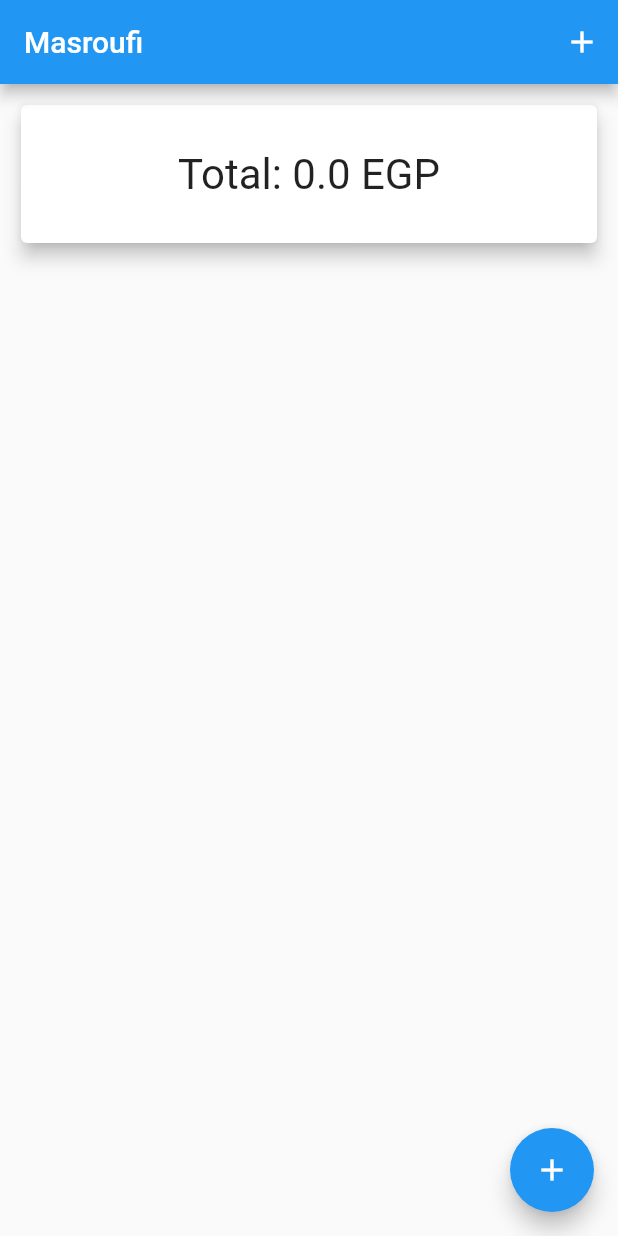
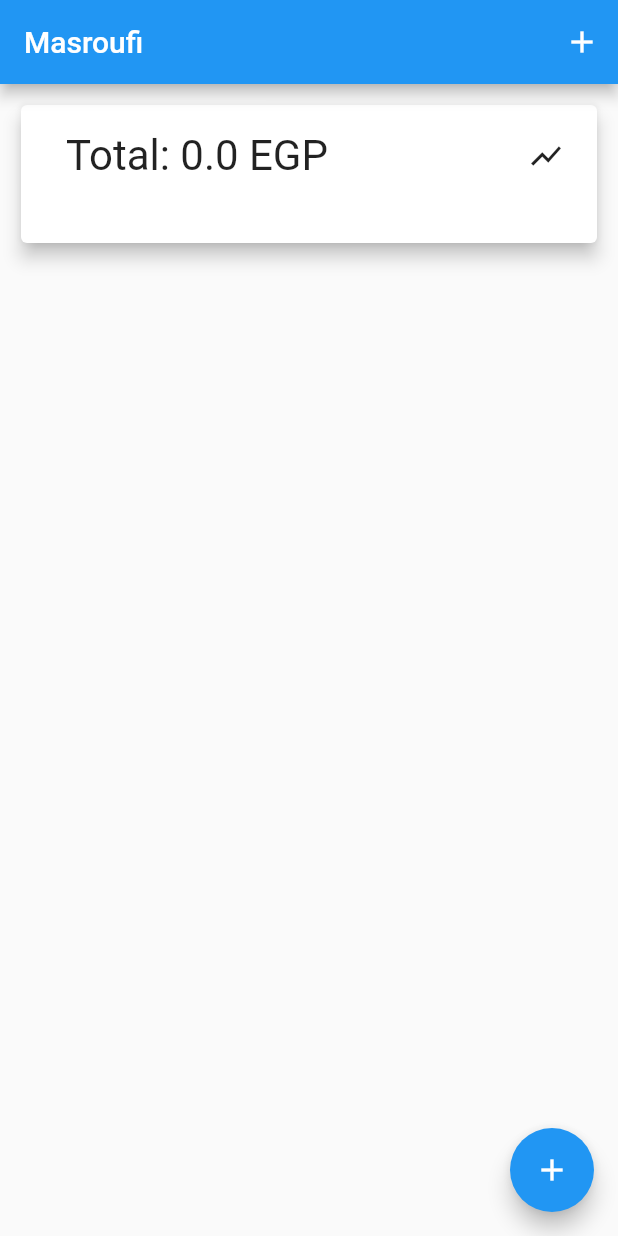
Before and after one commit to abdelrahmankhaled2001/masroufi, a Flutter app: the screen it shows after launch, on a phone screen of 412 x 824 dp. Run offline on Flutter 3.47's test engine with Material 2 defaults, Android fonts, the phone set to English and light mode, and no system bars; our stand-ins replace syncfusion_flutter_charts.

```diff
--- a/lib/main.dart
+++ b/lib/main.dart
@@ -20,6 +20,15 @@ import 'package:masroufi/total_widget.dart';
   )
 ];*/
 double totalExpenses = 0;
+final List<ChartData> chartData = [
+  ChartData("Food and Drinks", 0, Colors.green[200]),
+  ChartData("Transportation", 0, Colors.blue[200]),
+  ChartData("Clothes", 0, Colors.pink[200]),
+  ChartData("health", 0, Colors.red[200]),
+  ChartData("utilities", 0, Colors.orange[200]),
+  ChartData("Others", 0, Colors.blueGrey)
+];
+
 void main() {
   runApp(const MyApp());
 }
@@ -69,15 +78,16 @@ class _MyHomePageState extends State<MyHomePage> {
                     TotalWidget(
                       totalExpenses: totalExpenses,
                       portrait: true,
+                      chartData: chartData,
                     ),
                     ExListWidget(lex: expenseList, removeFunc: removeExpense)
                   ],
                 )
               : Row(children: [
                   TotalWidget(
-                    totalExpenses: totalExpenses,
-                    portrait: false,
-                  ),
+                      totalExpenses: totalExpenses,
+                      portrait: false,
+                      chartData: chartData),
                   ExListWidget(lex: expenseList, removeFunc: removeExpense)
                 ]);
         },
@@ -119,6 +129,7 @@ class _MyHomePageState extends State<MyHomePage> {
 
       Navigator.of(context).pop();
       totalExpenses += a;
+      chartData.firstWhere((element) => element.color == color).amount += a;
     });
   }
 
@@ -130,6 +141,9 @@ class _MyHomePageState extends State<MyHomePage> {
 
       de.expenses.removeWhere((element) => element.id == ex.id);
       de.total -= ex.amount;
+      if (de.total == 0) expenseList.remove(de);
+      chartData.firstWhere((element) => element.color == ex.color).amount -=
+          ex.amount;
     });
   }
 
@@ -142,3 +156,10 @@ class _MyHomePageState extends State<MyHomePage> {
         });
   }
 }
+
+class ChartData {
+  ChartData(this.category, this.amount, [this.color]);
+  final String category;
+  double amount;
+  final Color? color;
+}
--- a/lib/total_widget.dart
+++ b/lib/total_widget.dart
@@ -1,29 +1,78 @@
 import 'package:flutter/material.dart';
+import 'package:masroufi/main.dart';
+import 'package:syncfusion_flutter_charts/charts.dart';
 
 //Simple widget to display the total amount of expenses
-class TotalWidget extends StatelessWidget {
+class TotalWidget extends StatefulWidget {
   final double totalExpenses;
   final bool portrait;
+  final List<ChartData> chartData;
   const TotalWidget(
-      {super.key, required this.totalExpenses, required this.portrait});
+      {super.key,
+      required this.totalExpenses,
+      required this.portrait,
+      required this.chartData});
+
+  @override
+  State<TotalWidget> createState() => _TotalWidgetState();
+}
+
+class _TotalWidgetState extends State<TotalWidget> {
+  bool showStats = false;
   @override
   Widget build(BuildContext context) {
     return Container(
-        width: portrait ? double.infinity : 150,
-        height: portrait ? 100 : double.infinity,
-        margin: portrait
+        width: widget.portrait ? double.infinity : 150,
+        height: widget.portrait
+            ? showStats && totalExpenses != 0
+                ? 380
+                : 100
+            : double.infinity,
+        margin: widget.portrait
             ? const EdgeInsets.all(10)
             : const EdgeInsets.fromLTRB(10, 40, 10, 40),
         child: Card(
             elevation: 5,
             child: Container(
                 margin: const EdgeInsets.all(10),
-                padding: const EdgeInsets.all(20),
-                child: Center(
-                    widthFactor: 3,
-                    child: Text(
-                      "Total: $totalExpenses EGP",
-                      textScaleFactor: 2,
-                    )))));
+                padding: const EdgeInsets.only(left: 20),
+                child: widget.portrait
+                    ? Column(children: [
+                        Row(
+                          children: [
+                            Expanded(
+                                child: Text(
+                              "Total: ${widget.totalExpenses} EGP",
+                              textScaleFactor: 2,
+                            )),
+                            IconButton(
+                                onPressed: () {
+                                  setState(() {
+                                    showStats = !showStats;
+                                    print(showStats);
+                                  });
+                                },
+                                icon: const Icon(Icons.show_chart))
+                          ],
+                        ),
+                        showStats && totalExpenses != 0
+                            ? SfCircularChart(series: <CircularSeries>[
+                                DoughnutSeries<ChartData, String>(
+                                    dataSource: widget.chartData,
+                                    pointColorMapper: (data, _) => data.color,
+                                    xValueMapper: (data, _) => data.category,
+                                    yValueMapper: (data, _) => data.amount,
+                                    strokeWidth: 200)
+                              ])
+                            : Container()
+                      ])
+                    : Column(children: [
+                        Center(
+                            widthFactor: 3,
+                            child: Text(
+                              "Total: ${widget.totalExpenses} EGP",
+                              textScaleFactor: 2,
+                            )),
+                      ]))));
   }
 }
--- a/pubspec.yaml
+++ b/pubspec.yaml
@@ -31,6 +31,8 @@ dependencies:
   flutter:
     sdk: flutter
   intl: ^0.18.1
+  syncfusion_flutter_charts: ^23.1.40
+  flutter_charts: ^0.5.2
 
   # The following adds the Cupertino Icons font to your application.
   # Use with the CupertinoIcons class for iOS style icons.
```
Also changed, not shown: pubspec.lock, 1 other file.
